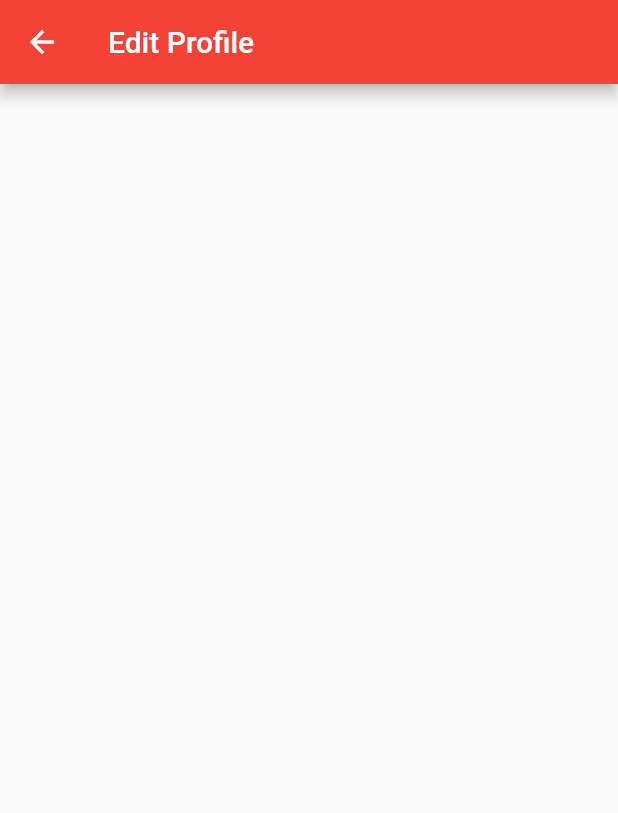
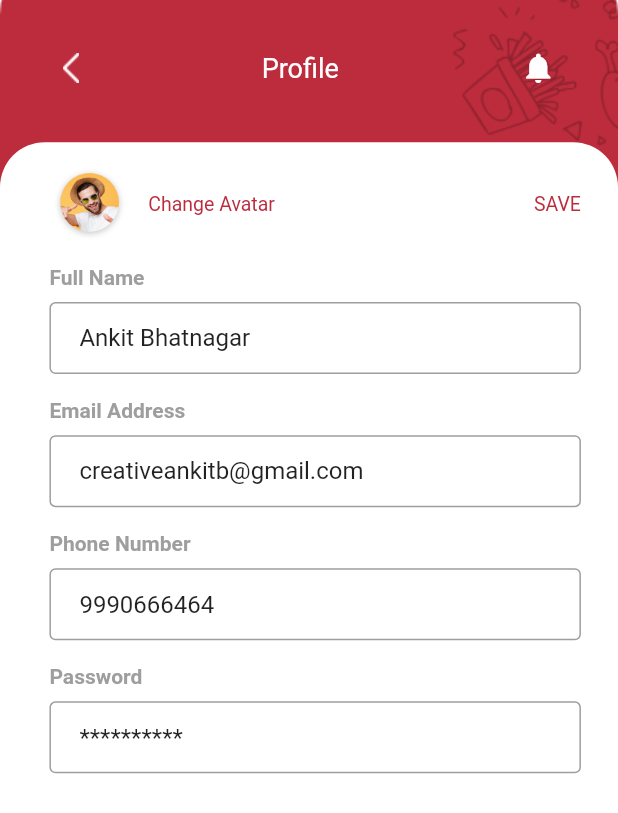
Before and after one commit to omarezzdeen/eat_app, a Flutter app: the EditProfileScreen screen opened by its route, on a phone screen of 412 x 824 dp. Shown: the top 813 px of the screen. Run offline on Flutter 3.47's test engine with Material 2 defaults, Android fonts, the phone set to English and light mode, and no system bars; our stand-ins replace hexcolor.

Commit message:
add edit screen

```diff
--- a/lib/screens/edit_profile_screen.dart
+++ b/lib/screens/edit_profile_screen.dart
@@ -1,14 +1,92 @@
+import 'package:eat_app/widgets/components/custom_text_from_field_search.dart';
+import 'package:eat_app/widgets/components/simple_app_bar.dart';
+import 'package:eat_app/widgets/items/custom_text_from_field_edit_profile.dart';
 import 'package:flutter/material.dart';
+import 'package:flutter/services.dart';
+
+import '../utils/images.dart';
 
 class EditProfileScreen extends StatelessWidget {
   const EditProfileScreen({Key? key}) : super(key: key);
 
   @override
   Widget build(BuildContext context) {
+    Size size = MediaQuery.of(context).size;
     return Scaffold(
-      appBar: AppBar(
-        title: Text('Edit Profile'),
-      ),
+     body: Stack(
+       children: [
+         Image.asset(
+           ImageResources.backgroundAndPrimaryImage,
+           width: size.width,
+           height: size.height,
+           fit: BoxFit.cover,
+         ),
+         Positioned(
+           top: size.height * 0.01,
+           left: size.width * 0.04,
+           right: size.width * 0.04,
+           child: const SimpleAppBar(
+             name: "Profile",
+             isBack: true,
+             color: Colors.white,
+             paddingHorizontal: 0.06,
+             paddingVertical: 0.03,
+           ),
+         ),
+         Positioned(
+           top: size.height * 0.115,
+           child: Container(
+             width: size.width,
+              height: size.height * 0.91,
+              decoration: const BoxDecoration(
+                color: Colors.white,
+                borderRadius: BorderRadius.only(
+                  topLeft: Radius.circular(30),
+                  topRight: Radius.circular(30),
+                ),
+              ),
+              child: Padding(
+                padding: EdgeInsets.only(left: size.width * 0.08, right: size.width * 0.06, top: size.height * 0.02),
+                child: Column(
+                  children: [
+                    Row(
+                      children: [
+                        SizedBox(
+                          width: size.width * 0.13,
+                          height: size.height * 0.06,
+                          child: const Center(
+                            child: CircleAvatar(
+                              backgroundColor: Colors.transparent,
+                              backgroundImage: AssetImage('assets/images/parson.png'),
+                              radius: 100,
+                            ),
+                          ),
+                        ),
+                        SizedBox(
+                          width: size.width * 0.03,
+                        ),
+                        Text('Change Avatar', style: Theme.of(context).textTheme.subtitle1!.copyWith(color: Theme.of(context).primaryColor,fontSize: 13),),
+                        const Spacer(),
+                        Text('SAVE', style: Theme.of(context).textTheme.subtitle1!.copyWith(color: Theme.of(context).primaryColor,fontSize: 13),),
+                      ],
+                    ),
+                    Column(
+                      children: const [
+                        CustomTextFromFieldEditProfile(text: 'Full Name',initialValue: 'Ankit Bhatnagar',),
+                        CustomTextFromFieldEditProfile(text: 'Email Address',initialValue: 'creativeankitb@gmail.com',),
+                        CustomTextFromFieldEditProfile(text: 'Phone Number',initialValue: '9990666464',),
+                        CustomTextFromFieldEditProfile(text: 'Password',initialValue: '**********',),
+                      ],
+                    ),
+
+                  ],
+                ),
+              ),
+
+           ),
+         ),
+       ],
+     ),
     );
   }
 }
--- a/lib/screens/user_profile_screen.dart
+++ b/lib/screens/user_profile_screen.dart
@@ -45,7 +45,7 @@ class _UserProfileScreenState extends State<UserProfileScreen> {
                 height: size.height * 0.11,
               ),
               GestureDetector(
-                onTap: () => Navigator.of(context).pushNamed(Routs.editProfileScreen),
+                onTap: () => Navigator.of(context).pushReplacementNamed(Routs.editProfileScreen),
                 child: Stack(
                   children: [
                     SizedBox(
--- a/lib/utils/routes.dart
+++ b/lib/utils/routes.dart
@@ -14,6 +14,7 @@ class AppRouts {
     Routs.signupScreen: (ctx) => SignUpScreen(),
     Routs.bottomNavigationScreen: (ctx) => const BottomNavigationBarMuster(),
     Routs.detailsScreen: (ctx) => const DetailsScreen(),
+    Routs.userProfileScreen: (ctx) => const UserProfileScreen(),
     Routs.editProfileScreen: (ctx) => const EditProfileScreen(),
   };
 }
@@ -25,5 +26,6 @@ class Routs {
   static const signupScreen = '/signupScreen';
   static const bottomNavigationScreen = '/bottomNavigationScreen';
   static const detailsScreen = '/detailsScreen';
+  static const userProfileScreen = '/userProfileScreen';
   static const editProfileScreen = '/editProfileScreen';
 }
--- a/lib/widgets/components/cart_list_view.dart
+++ b/lib/widgets/components/cart_list_view.dart
@@ -1,5 +1,6 @@
 import 'package:eat_app/widgets/items/item_cart.dart';
 import 'package:flutter/material.dart';
+
 
 class CartListView extends StatefulWidget {
   const CartListView({Key? key}) : super(key: key);
@@ -15,13 +16,22 @@ class _CartListViewState extends State<CartListView> {
 
       // TODO: implement build ---> RESEARCH
 
-      padding: EdgeInsets.all(0),
+      padding: const EdgeInsets.all(0),
       itemCount: 10,
       itemBuilder: (context, index) {
         return Dismissible(
             key: ValueKey<int>(index),
-            onDismissed: (DismissDirection direction) {
-              setState(() {});
+            onDismissed: (direction) {
+              if(direction == DismissDirection.endToStart) {
+                print('Swiped end to start');
+              } else if(direction == DismissDirection.startToEnd) {
+                print('Swiped start to end');
+              }else if(direction == DismissDirection.down) {
+                print('Swiped down');
+              }else if(direction == DismissDirection.none) {
+                print('Swiped none');
+              }
+              // setState(() {});
             },
             child: const ItemCart());
       },
--- a/lib/widgets/components/simple_app_bar.dart
+++ b/lib/widgets/components/simple_app_bar.dart
@@ -8,26 +8,51 @@ class SimpleAppBar extends StatelessWidget {
   final bool? isBack;
   final Color? color;
   final double? paddingHorizontal, paddingVertical;
-  const SimpleAppBar({Key? key, this.name, this.isBack, this.color, this.paddingHorizontal, this.paddingVertical }) : super(key: key);
+
+  const SimpleAppBar(
+      {Key? key,
+      this.name,
+      this.isBack,
+      this.color,
+      this.paddingHorizontal,
+      this.paddingVertical,
+      })
+      : super(key: key);
 
   @override
   Widget build(BuildContext context) {
     final size = MediaQuery.of(context).size;
     return SafeArea(
       child: Padding(
-        padding: EdgeInsets.symmetric(horizontal: size.width * paddingHorizontal!,vertical: size.height * paddingVertical!),
+        padding: EdgeInsets.symmetric(
+            horizontal: size.width * paddingHorizontal!,
+            vertical: size.height * paddingVertical!),
         child: Row(
           mainAxisAlignment: MainAxisAlignment.spaceBetween,
           children: [
-            isBack == true ? GestureDetector(
-              onTap: () => Navigator.of(context).pushNamed(Routs.bottomNavigationScreen),
-              child: Image.asset(
-                ImageResources.backImage,
-                color: color,
-              ),
-            ): const SizedBox(),
-            Text(name!,style: Theme.of(context).textTheme.bodyText1!.copyWith(fontSize: 18.0,fontWeight: FontWeight.w400,color: color),),
-            Icon(Icons.notifications,color: color,),
+            isBack == true
+                ? GestureDetector(
+                    onTap:  () => Navigator.of(context).pop,
+                    child: Image.asset(
+                      ImageResources.backImage,
+                      color: color,
+                      width: size.width * 0.03,
+                      height: size.height * 0.03,
+                    ),
+                  )
+                : SizedBox(
+                    width: size.width * 0.03,
+                    height: size.height * 0.03,
+                  ),
+            Text(
+              name!,
+              style: Theme.of(context).textTheme.bodyText1!.copyWith(
+                  fontSize: 18.0, fontWeight: FontWeight.w400, color: color),
+            ),
+            Icon(
+              Icons.notifications,
+              color: color,
+            ),
           ],
         ),
       ),
--- /dev/null
+++ b/lib/widgets/items/custom_text_from_field_edit_profile.dart
@@ -0,0 +1,46 @@
+import 'package:flutter/material.dart';
+
+class CustomTextFromFieldEditProfile extends StatelessWidget {
+  final String text;
+  final String initialValue;
+
+  const CustomTextFromFieldEditProfile(
+      {Key? key, required this.text, required this.initialValue})
+      : super(key: key);
+
+  @override
+  Widget build(BuildContext context) {
+    final size = MediaQuery.of(context).size;
+    return Padding(
+      padding: EdgeInsets.only(top: size.height * 0.02),
+      child: Column(
+        crossAxisAlignment: CrossAxisAlignment.start,
+        children: [
+          Text(
+            text,
+            style: const TextStyle(
+              fontSize: 14,
+              color: Colors.grey,
+              fontWeight: FontWeight.w600,
+            ),
+          ),
+          SizedBox(
+            height: size.height * 0.01,
+          ),
+          TextFormField(
+            initialValue: initialValue,
+            autofocus: false,
+            decoration: const InputDecoration(
+              hintText: 'Enter your name',
+              contentPadding: EdgeInsets.fromLTRB(20.0, 10.0, 20.0, 10.0),
+              labelStyle: TextStyle(
+                color: Colors.grey,
+              ),
+              border: OutlineInputBorder(),
+            ),
+          ),
+        ],
+      ),
+    );
+  }
+}
```
